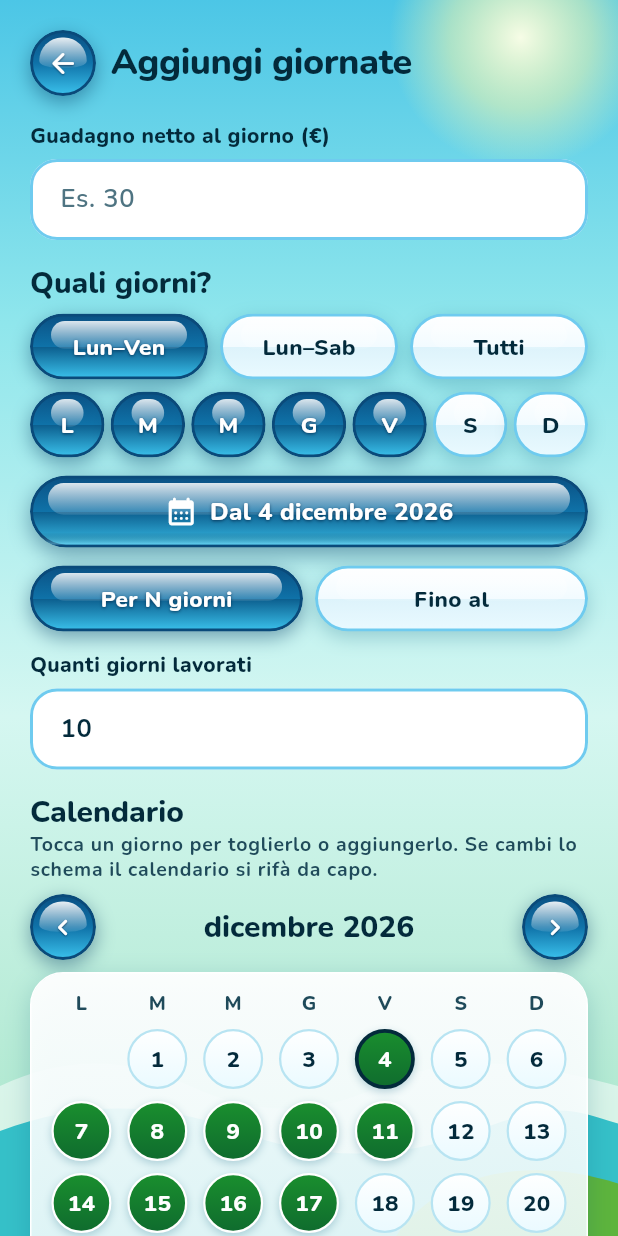
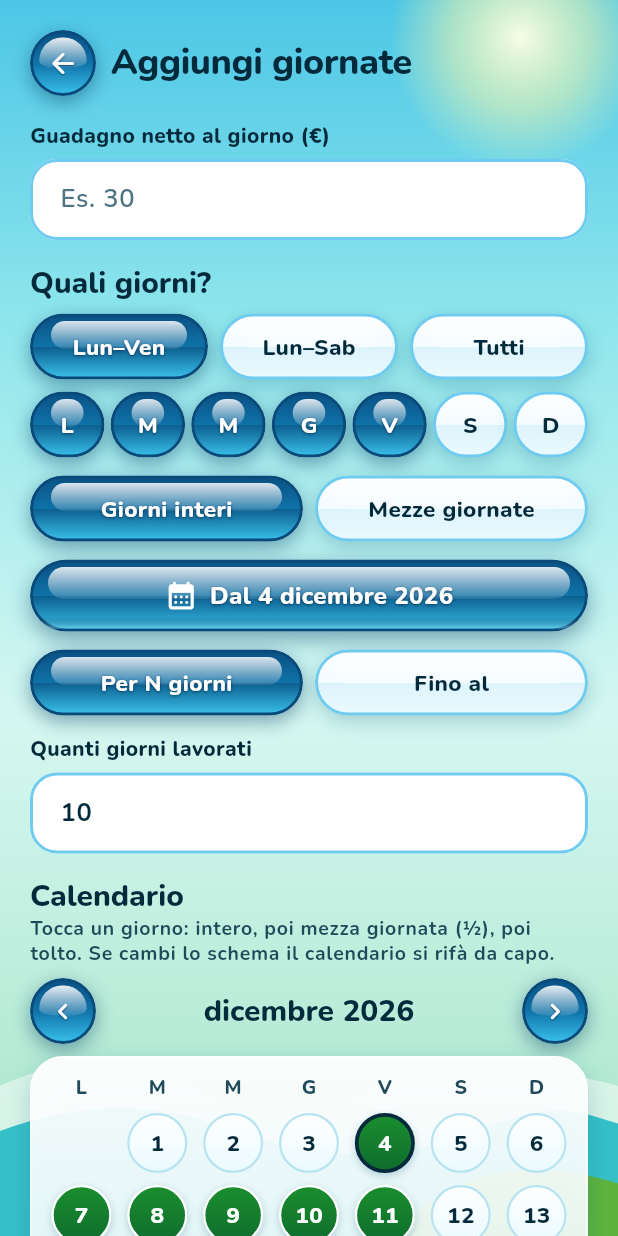
Before and after one commit to francescopaoli98/bibez, a Flutter app: the AggiungiGiornatePagina widget shown alone on an empty page, opened directly with empty values, on a phone screen of 412 x 824 dp. Run offline on Flutter 3.47's test engine with Material 3 defaults, Android fonts, the phone set to English and light mode, and no system bars; our stand-ins replace cloud_firestore, firebase_auth, firebase_core, google_sign_in; accounts and stored records are empty.

Commit message:
Lavori a giornata: mezza giornata (metà importo di default)
Ogni giornata può essere intera o mezza (importo di partenza = metà, ritoccabile,
conta 0,5). Foglio della singola giornata con scelta intera/mezza; nello schema
scelta per il gruppo e tocchi successivi per giorno (intero → mezza → tolto);
segno ½ nel calendario; conteggi con le mezze; 92 test.

Co-Authored-By: Claude Sonnet 5.5 <noreply@anthropic.com>
Claude-Session: https://claude.ai/code/session_01SJmvtAcTtAAn6qTGWiPv21

```diff
--- a/quantovalgo/lib/logica/formato.dart
+++ b/quantovalgo/lib/logica/formato.dart
@@ -59,3 +59,11 @@ String _conPunti(int intero) {
   }
   return buffer.toString();
 }
+
+/// Quantità di giornate scritta bene: `mezza giornata`, `1 giornata`, `2,5 giornate`.
+/// (Una mezza giornata conta 0,5.)
+String testoGiornate(double quante) {
+  if (quante == 0.5) return 'mezza giornata';
+  final testo = numeroPerCampo(quante);
+  return quante == 1 ? '1 giornata' : '$testo giornate';
+}
--- a/quantovalgo/lib/logica/giornate.dart
+++ b/quantovalgo/lib/logica/giornate.dart
@@ -54,3 +54,12 @@ bool giornataFatta(Giornata giornata, DateTime adesso) =>
 /// Totale in euro di un insieme di giornate.
 double totaleGiornate(Iterable<Giornata> giornate) =>
     giornate.fold<double>(0, (somma, g) => somma + g.importo);
+
+/// Quante giornate "intere" valgono queste: una mezza giornata conta 0,5.
+double numeroGiornate(Iterable<Giornata> giornate) =>
+    giornate.fold<double>(0, (somma, g) => somma + (g.mezza ? 0.5 : 1));
+
+/// Importo di partenza di una mezza giornata: metà di quello intero
+/// (arrotondato al centesimo).
+double importoMezzaGiornata(double importoIntero) =>
+    (importoIntero * 50).round() / 100;
--- a/quantovalgo/lib/modelli/giornata.dart
+++ b/quantovalgo/lib/modelli/giornata.dart
@@ -9,6 +9,7 @@ class Giornata {
     required this.data,
     required this.importo,
     required this.creatoIl,
+    this.mezza = false,
   });
 
   final String id;
@@ -19,13 +20,17 @@ class Giornata {
 
   /// Guadagno netto di questa giornata, in euro.
   final double importo;
+
+  /// Mezza giornata: di partenza vale metà dell'importo di una giornata intera.
+  final bool mezza;
   final DateTime creatoIl;
 
-  Giornata copyWith({double? importo}) => Giornata(
+  Giornata copyWith({double? importo, bool? mezza}) => Giornata(
     id: id,
     lavoroId: lavoroId,
     data: data,
     importo: importo ?? this.importo,
+    mezza: mezza ?? this.mezza,
     creatoIl: creatoIl,
   );
 
@@ -33,6 +38,7 @@ class Giornata {
     'lavoroId': lavoroId,
     'data': data,
     'importo': importo,
+    'mezza': mezza,
     'creatoIl': creatoIl,
   };
 
@@ -44,6 +50,7 @@ class Giornata {
       lavoroId: dati['lavoroId'] as String? ?? '',
       data: DateTime(data.year, data.month, data.day),
       importo: leggiDouble(dati['importo']),
+      mezza: dati['mezza'] as bool? ?? false,
       creatoIl:
           leggiData(dati['creatoIl']) ?? DateTime.fromMillisecondsSinceEpoch(0),
     );
--- a/quantovalgo/lib/schermate/aggiungi_giornate.dart
+++ b/quantovalgo/lib/schermate/aggiungi_giornate.dart
@@ -41,7 +41,11 @@ class _AggiungiGiornatePaginaState extends State<AggiungiGiornatePagina> {
   late DateTime _dal;
   late DateTime _fino;
   bool _perNumero = true; // vero: "per N giorni", falso: "fino al…"
-  Set<DateTime> _scelti = {};
+  /// Giorni scelti. Il valore dice se è una mezza giornata (vero) o intera (falso).
+  Map<DateTime, bool> _scelti = {};
+
+  /// Come si contano i giorni generati dallo schema: interi o mezze giornate.
+  bool _schemaMezze = false;
   late DateTime _mese;
   bool _iniziato = false;
 
@@ -87,15 +91,20 @@ class _AggiungiGiornatePaginaState extends State<AggiungiGiornatePagina> {
         : null;
 
     // I giorni già registrati si saltano e non contano nel numero
-    _scelti = giorniDelloSchema(
-      dal: _dal,
-      giorniSettimana: _giorniSettimana,
-      numeroGiorni: _perNumero && numeroValido ? numero : null,
-      fino: _perNumero ? null : _fino,
-      esclusi: _esistenti(),
-    ).toSet();
+    _scelti = {
+      for (final g in giorniDelloSchema(
+        dal: _dal,
+        giorniSettimana: _giorniSettimana,
+        numeroGiorni: _perNumero && numeroValido ? numero : null,
+        fino: _perNumero ? null : _fino,
+        esclusi: _esistenti(),
+      ))
+        g: _schemaMezze,
+    };
     if (_scelti.isNotEmpty) {
-      _mese = primoDelMese(_scelti.reduce((a, b) => a.isBefore(b) ? a : b));
+      _mese = primoDelMese(
+        _scelti.keys.reduce((a, b) => a.isBefore(b) ? a : b),
+      );
     }
   }
 
@@ -116,8 +125,16 @@ class _AggiungiGiornatePaginaState extends State<AggiungiGiornatePagina> {
   void _toccaGiorno(DateTime giorno) {
     // Già presente: si modifica dalla pagina del progetto
     if (_esistenti().contains(giorno)) return;
+    // Un tocco: libero → intero → mezza giornata → di nuovo libero
     setState(() {
-      if (!_scelti.remove(giorno)) _scelti.add(giorno);
+      final attuale = _scelti[giorno];
+      if (attuale == null) {
+        _scelti[giorno] = false;
+      } else if (!attuale) {
+        _scelti[giorno] = true;
+      } else {
+        _scelti.remove(giorno);
+      }
     });
   }
 
@@ -131,14 +148,16 @@ class _AggiungiGiornatePaginaState extends State<AggiungiGiornatePagina> {
     if (importo == null || importo <= 0 || _scelti.isEmpty) return;
 
     final adesso = DateTime.now();
-    final giorni = _scelti.toList()..sort();
+    final giorni = _scelti.keys.toList()..sort();
     DatiScope.leggi(context).salvaGiornate([
       for (final g in giorni)
         Giornata(
           id: '',
           lavoroId: widget.lavoroId,
           data: g,
-          importo: importo,
+          // La mezza giornata vale la metà dell'importo intero
+          importo: _scelti[g]! ? importoMezzaGiornata(importo) : importo,
+          mezza: _scelti[g]!,
           creatoIl: adesso,
         ),
     ]);
@@ -152,20 +171,31 @@ class _AggiungiGiornatePaginaState extends State<AggiungiGiornatePagina> {
     final tema = Theme.of(context).textTheme;
     final importo = leggiNumero(_importo.text);
     final n = _scelti.length;
-    final ordinati = _scelti.toList()..sort();
+    final ordinati = _scelti.keys.toList()..sort();
+    final mezze = _scelti.values.where((m) => m).length;
+    final intere = n - mezze;
     final esistenti = _esistenti();
 
     String riepilogo;
     if (n == 0) {
       riepilogo = 'Nessuna giornata scelta';
     } else {
-      final totale = importo == null ? '' : ' · ${euro(n * importo)}';
+      final totale = importo == null
+          ? ''
+          : ' · ${euro(intere * importo + mezze * importoMezzaGiornata(importo))}';
       final primo = ordinati.first;
       final ultimo = ordinati.last;
       final periodo = n == 1
           ? descrizioneGiorno(primo)
           : 'dal ${primo.day} ${nomeMese(primo)} al ${ultimo.day} ${nomeMese(ultimo)}';
-      riepilogo = '$n ${n == 1 ? 'giornata' : 'giornate'}$totale\n$periodo';
+      // "5 giornate", oppure "4 intere + 1 mezza" se ci sono mezze giornate
+      final conteggio = mezze == 0
+          ? '$n ${n == 1 ? 'giornata' : 'giornate'}'
+          : [
+              if (intere > 0) '$intere ${intere == 1 ? 'intera' : 'intere'}',
+              '$mezze ${mezze == 1 ? 'mezza' : 'mezze'}',
+            ].join(' + ');
+      riepilogo = '$conteggio$totale\n$periodo';
     }
 
     return PaginaSecondaria(
@@ -233,6 +263,26 @@ class _AggiungiGiornatePaginaState extends State<AggiungiGiornatePagina> {
           ],
         ),
         const SizedBox(height: 12),
+        Row(
+          children: [
+            Expanded(
+              child: PulsanteScelta(
+                etichetta: 'Giorni interi',
+                selezionato: !_schemaMezze,
+                onTap: () => _cambiaSchema(() => _schemaMezze = false),
+              ),
+            ),
+            const SizedBox(width: 8),
+            Expanded(
+              child: PulsanteScelta(
+                etichetta: 'Mezze giornate',
+                selezionato: _schemaMezze,
+                onTap: () => _cambiaSchema(() => _schemaMezze = true),
+              ),
+            ),
+          ],
+        ),
+        const SizedBox(height: 12),
         PulsanteLucido(
           etichetta: 'Dal ${_dal.day} ${nomeMeseAnno(_dal)}',
           icona: Icons.calendar_month_rounded,
@@ -287,7 +337,7 @@ class _AggiungiGiornatePaginaState extends State<AggiungiGiornatePagina> {
           child: Text('Calendario', style: tema.titleLarge),
         ),
         Text(
-          'Tocca un giorno per toglierlo o aggiungerlo. Se cambi lo schema il calendario si rifà da capo.',
+          'Tocca un giorno: intero, poi mezza giornata (½), poi tolto. Se cambi lo schema il calendario si rifà da capo.',
           style: tema.labelMedium?.copyWith(
             color: ColoriLaguna.testoSecondario,
           ),
@@ -298,13 +348,20 @@ class _AggiungiGiornatePaginaState extends State<AggiungiGiornatePagina> {
         CalendarioGiorni(
           mese: _mese,
           oggi: oggi,
-          verdi: _scelti,
+          verdi: _scelti.keys.toSet(),
+          mezze: {
+            for (final voce in _scelti.entries)
+              if (voce.value) voce.key,
+          },
           blu: esistenti,
           onTapGiorno: _toccaGiorno,
           etichettaGiorno: (g, stato) {
             final nome = descrizioneGiorno(g);
             return switch (stato) {
-              StatoGiorno.verde => '$nome, scelto',
+              StatoGiorno.verde =>
+                _scelti[g] == true
+                    ? '$nome, scelto, mezza giornata'
+                    : '$nome, scelto',
               StatoGiorno.blu => '$nome, già registrato',
               StatoGiorno.normale => nome,
             };
--- a/quantovalgo/lib/schermate/foglio_giornata.dart
+++ b/quantovalgo/lib/schermate/foglio_giornata.dart
@@ -9,10 +9,12 @@ import '../tema/colori.dart';
 import '../widget/campo_testo.dart';
 import '../widget/foglio_laguna.dart';
 import '../widget/pulsante_lucido.dart';
+import '../widget/pulsante_scelta.dart';
 import '../widget/stile_lucido.dart';
 
 /// Foglio per aggiungere, modificare o togliere la giornata di un giorno.
 /// Con [esistente] modifica; senza, aggiunge una giornata nuova a [data].
+/// [tariffa] è il guadagno di una giornata intera: la mezza vale la metà.
 Future<void> modificaGiornata(
   BuildContext context, {
   required String lavoroId,
@@ -50,6 +52,7 @@ class _FormGiornata extends StatefulWidget {
 }
 
 class _FormGiornataState extends State<_FormGiornata> {
+  late bool _mezza = widget.esistente?.mezza ?? false;
   late final _importo = TextEditingController(
     text: numeroPerCampo(widget.esistente?.importo ?? widget.tariffa),
   );
@@ -60,6 +63,16 @@ class _FormGiornataState extends State<_FormGiornata> {
     _importo.dispose();
     super.dispose();
   }
+
+  /// Cambiando tra intera e mezza l'importo torna a quello di partenza:
+  /// la tariffa intera oppure la sua metà (poi si può ritoccare).
+  void _scegli(bool mezza) => setState(() {
+    _mezza = mezza;
+    _erroreImporto = null;
+    _importo.text = numeroPerCampo(
+      mezza ? importoMezzaGiornata(widget.tariffa) : widget.tariffa,
+    );
+  });
 
   void _salva() {
     final importo = leggiNumero(_importo.text);
@@ -76,6 +89,7 @@ class _FormGiornataState extends State<_FormGiornata> {
         lavoroId: widget.lavoroId,
         data: widget.data,
         importo: importo,
+        mezza: _mezza,
         creatoIl: vecchia?.creatoIl ?? DateTime.now(),
       ),
     );
@@ -109,6 +123,26 @@ class _FormGiornataState extends State<_FormGiornata> {
           ),
         ),
         const SizedBox(height: 12),
+        Row(
+          children: [
+            Expanded(
+              child: PulsanteScelta(
+                etichetta: 'Giornata intera',
+                selezionato: !_mezza,
+                onTap: () => _scegli(false),
+              ),
+            ),
+            const SizedBox(width: 8),
+            Expanded(
+              child: PulsanteScelta(
+                etichetta: 'Mezza giornata',
+                selezionato: _mezza,
+                onTap: () => _scegli(true),
+              ),
+            ),
+          ],
+        ),
+        const SizedBox(height: 12),
         CampoTesto(
           key: const Key('campo-importo-giornata'),
           controller: _importo,
--- a/quantovalgo/lib/schermate/progetto.dart
+++ b/quantovalgo/lib/schermate/progetto.dart
@@ -498,14 +498,14 @@ class _ProgettoGiornateState extends State<_ProgettoGiornate> {
                   Expanded(
                     child: _Dato(
                       etichetta: 'Giornate',
-                      valore: '${fatte.length}',
+                      valore: numeroPerCampo(numeroGiornate(fatte)),
                     ),
                   ),
                   const SizedBox(width: 8),
                   Expanded(
                     child: _Dato(
                       etichetta: 'In programma',
-                      valore: '${inProgramma.length}',
+                      valore: numeroPerCampo(numeroGiornate(inProgramma)),
                     ),
                   ),
                   const SizedBox(width: 8),
@@ -544,6 +544,10 @@ class _ProgettoGiornateState extends State<_ProgettoGiornate> {
           oggi: oggi,
           verdi: {for (final g in fatte) g.data},
           blu: {for (final g in inProgramma) g.data},
+          mezze: {
+            for (final g in tutte)
+              if (g.mezza) g.data,
+          },
           onTapGiorno: (giorno) {
             final esistente = tutte.where((g) => g.data == giorno).firstOrNull;
             modificaGiornata(
@@ -559,7 +563,8 @@ class _ProgettoGiornateState extends State<_ProgettoGiornate> {
             final g = tutte.where((g) => g.data == giorno).firstOrNull;
             return switch (stato) {
               StatoGiorno.normale => '$nome, libero: tocca per aggiungere',
-              _ => '$nome, ${euro(g?.importo ?? 0)}: tocca per modificare',
+              _ =>
+                '$nome, ${g?.mezza == true ? 'mezza giornata, ' : ''}${euro(g?.importo ?? 0)}: tocca per modificare',
             };
           },
         ),
@@ -580,7 +585,7 @@ class _ProgettoGiornateState extends State<_ProgettoGiornate> {
                 child: Text(
                   delMese.isEmpty
                       ? 'Nessuna giornata a ${nomeMese(mese)}'
-                      : '${delMese.length} ${delMese.length == 1 ? 'giornata' : 'giornate'} a ${nomeMese(mese)}',
+                      : '${testoGiornate(numeroGiornate(delMese))} a ${nomeMese(mese)}',
                   style: tema.titleMedium,
                 ),
               ),
--- a/quantovalgo/lib/widget/calendario_giorni.dart
+++ b/quantovalgo/lib/widget/calendario_giorni.dart
@@ -28,6 +28,7 @@ class CalendarioGiorni extends StatelessWidget {
     required this.onTapGiorno,
     this.verdi = const {},
     this.blu = const {},
+    this.mezze = const {},
     this.etichettaGiorno,
   });
 
@@ -36,6 +37,9 @@ class CalendarioGiorni extends StatelessWidget {
   final DateTime oggi;
   final Set<DateTime> verdi;
   final Set<DateTime> blu;
+
+  /// Giorni da segnare con "½" (mezza giornata), in aggiunta al colore.
+  final Set<DateTime> mezze;
   final ValueChanged<DateTime> onTapGiorno;
 
   /// Nome del giorno per i lettori di schermo (es. "28 ottobre, giornata").
@@ -114,6 +118,7 @@ class CalendarioGiorni extends StatelessWidget {
       numero: numero,
       stato: stato,
       eOggi: giorno == oggiSolo,
+      mezza: mezze.contains(giorno),
       etichetta:
           etichettaGiorno?.call(giorno, stato) ?? descrizioneGiorno(giorno),
       onTap: () => onTapGiorno(giorno),
@@ -126,6 +131,7 @@ class _CellaGiorno extends StatelessWidget {
     required this.numero,
     required this.stato,
     required this.eOggi,
+    required this.mezza,
     required this.etichetta,
     required this.onTap,
   });
@@ -133,6 +139,7 @@ class _CellaGiorno extends StatelessWidget {
   final int numero;
   final StatoGiorno stato;
   final bool eOggi;
+  final bool mezza;
   final String etichetta;
   final VoidCallback onTap;
 
@@ -169,6 +176,8 @@ class _CellaGiorno extends StatelessWidget {
           child: SizedBox(
             height: 48,
             child: Center(
+              child: _ConBadge(
+                mezza: mezza,
                 child: Container(
                   width: 40,
                   height: 40,
@@ -211,6 +220,54 @@ class _CellaGiorno extends StatelessWidget {
             ),
           ),
         ),
+      ),
     );
   }
 }
+
+/// Aggiunge in alto a destra il segno "½" delle mezze giornate.
+class _ConBadge extends StatelessWidget {
+  const _ConBadge({required this.mezza, required this.child});
+
+  final bool mezza;
+  final Widget child;
+
+  @override
+  Widget build(BuildContext context) {
+    if (!mezza) return child;
+    return SizedBox(
+      width: 44,
+      height: 44,
+      child: Stack(
+        clipBehavior: Clip.none,
+        alignment: Alignment.center,
+        children: [
+          child,
+          Positioned(
+            top: -2,
+            right: -4,
+            child: Container(
+              width: 21,
+              height: 21,
+              alignment: Alignment.center,
+              decoration: BoxDecoration(
+                shape: BoxShape.circle,
+                color: const Color(0xFFFFE27A),
+                border: Border.all(color: const Color(0xFF9A6400), width: 1.5),
+              ),
+              child: const Text(
+                '½',
+                style: TextStyle(
+                  fontSize: 13,
+                  height: 1,
+                  fontWeight: FontWeight.w800,
+                  color: Color(0xFF3A2400),
+                ),
+              ),
+            ),
+          ),
+        ],
+      ),
+    );
+  }
+}
```
Also changed, not shown: 3 other files. Lines whose indentation alone changed are shown as unchanged.
